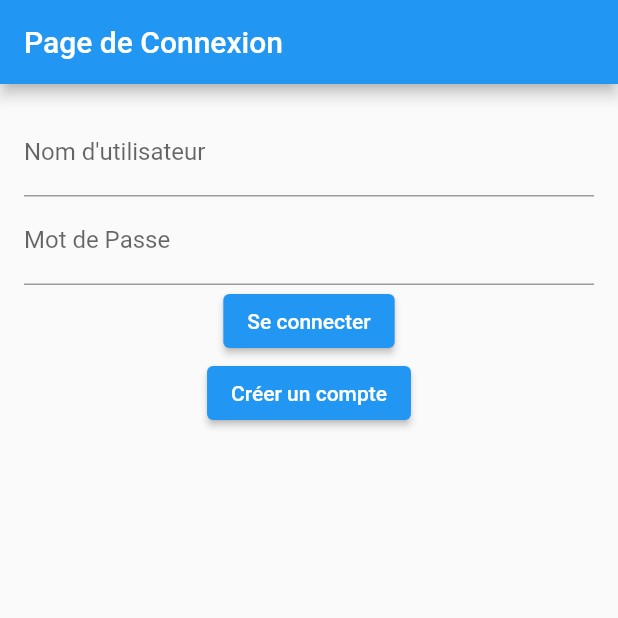
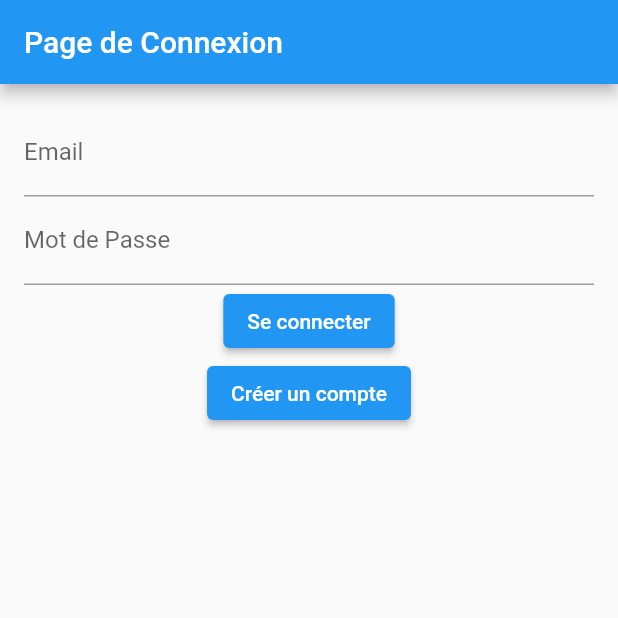
Before and after one commit to JulienArcioni89/chatrp, a Flutter app: the screen it shows after launch, on a phone screen of 412 x 824 dp, the top half of it. Run offline on Flutter 3.47's test engine with Material 2 defaults, Android fonts, the light colour scheme and no system bars; our stand-ins replace jwt_decoder.

Commit message:
Modification login

```diff
--- a/mydigitalgpt/lib/login.dart
+++ b/mydigitalgpt/lib/login.dart
@@ -103,7 +103,7 @@ class _LoginPageState extends State<LoginPage> {
               TextField(
                   controller: _usernameController,
                   decoration: const InputDecoration(
-                    labelText: 'Nom d\'utilisateur',
+                    labelText: 'Email',
                   )),
               TextField(
                 controller: _passwordController,
```
